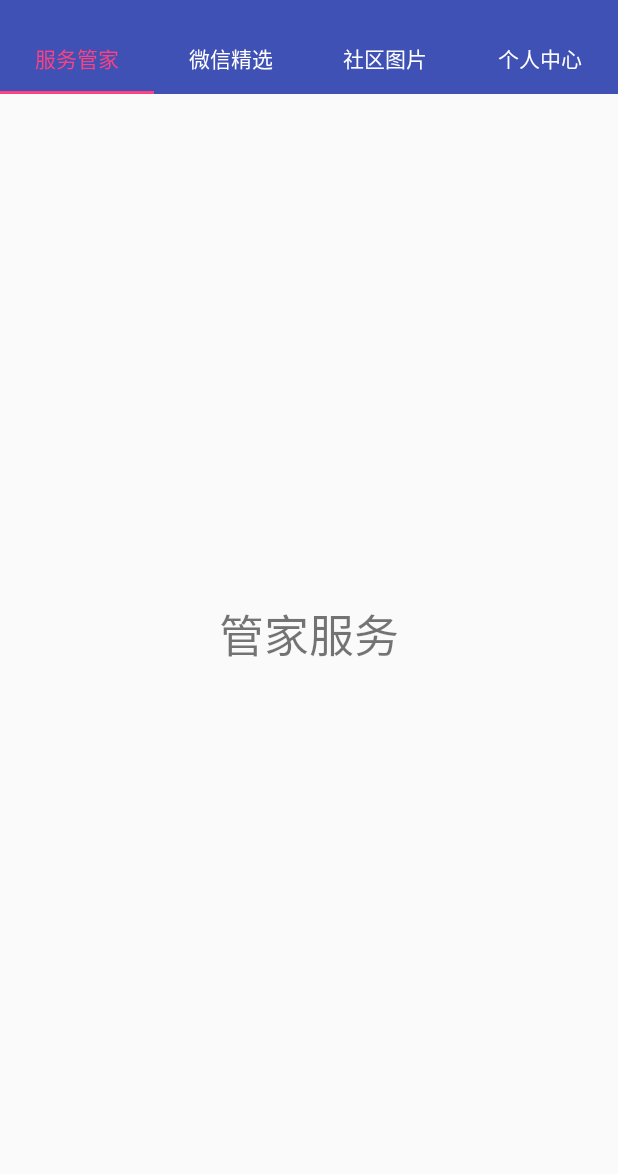
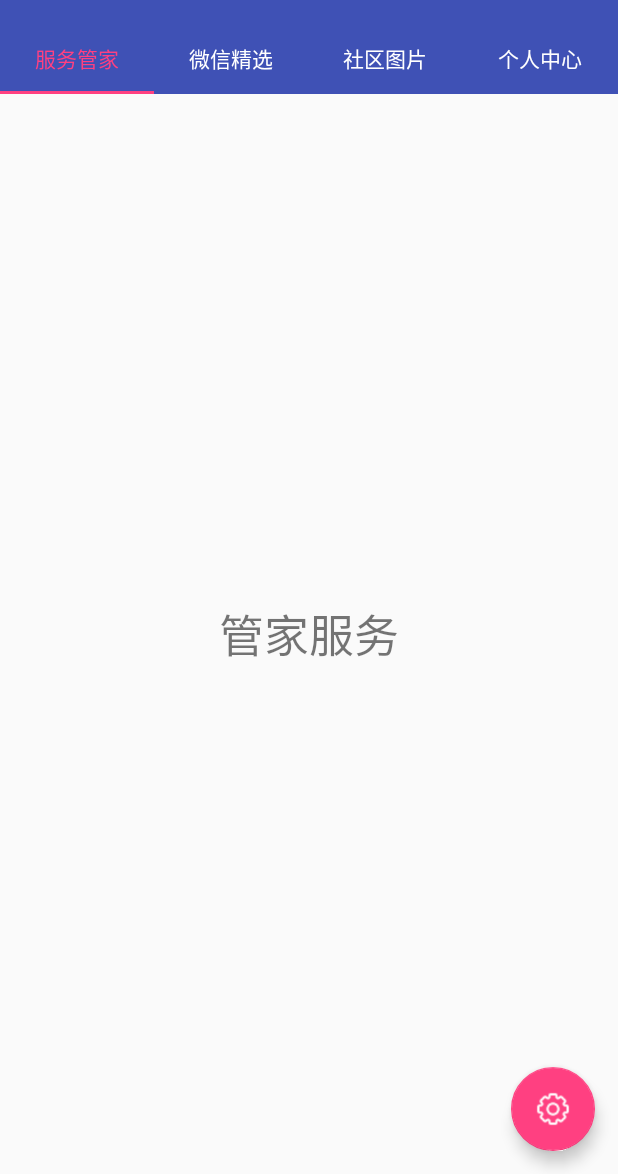
Before and after one commit to opooc/-Android, an Android app: the screen it shows after launch (MainActivity), on a phone screen of 412 x 824 dp, the part 62-1236 px from its top. Run offline under Robolectric (Android 15) with nearby library versions, the phone set to English and light mode, and no system bars.

Commit message:
1-5finished

```diff
--- a/shiXun_Smart/app/src/main/java/com/opooc/shixun_smart/MainActivity.java
+++ b/shiXun_Smart/app/src/main/java/com/opooc/shixun_smart/MainActivity.java
@@ -1,21 +1,25 @@
 package com.opooc.shixun_smart;
 
+import android.content.Intent;
 import android.os.Bundle;
+import android.support.design.widget.FloatingActionButton;
 import android.support.design.widget.TabLayout;
 import android.support.v4.app.Fragment;
 import android.support.v4.app.FragmentPagerAdapter;
 import android.support.v4.view.ViewPager;
 import android.support.v7.app.AppCompatActivity;
+import android.view.View;
 
 import com.opooc.shixun_smart.fragment.ButlerFragement;
 import com.opooc.shixun_smart.fragment.GirlFragement;
 import com.opooc.shixun_smart.fragment.UserFragement;
 import com.opooc.shixun_smart.fragment.WeChatFragement;
+import com.opooc.shixun_smart.ui.SettingActivity;
 
 import java.util.ArrayList;
 import java.util.List;
 
-public class MainActivity extends AppCompatActivity {
+public class MainActivity extends AppCompatActivity implements View.OnClickListener {
     //tabLayout
     private TabLayout mTabLayout;
     //viewPage
@@ -24,6 +28,8 @@ public class MainActivity extends AppCompatActivity {
     private List<Fragment> mFragment;
     //title
     private List<String> mTitle;
+    //悬浮
+    private FloatingActionButton fab_setting;
 
     @Override
     protected void onCreate(Bundle savedInstanceState) {
@@ -36,6 +42,12 @@ public class MainActivity extends AppCompatActivity {
         initData();
         initView();
     }
+
+
+
+
+
+
 
     private void initData() {
         mTitle = new ArrayList<>();
@@ -53,7 +65,20 @@ public class MainActivity extends AppCompatActivity {
 
     }
 
+
+
+
+
+
+
     private void initView() {
+
+        fab_setting = (FloatingActionButton) findViewById(R.id.fab_setting);
+        fab_setting.setOnClickListener(this);
+
+
+
+
         mTabLayout = (TabLayout) findViewById(R.id.mTabLayout);
         mViewPager = (ViewPager) findViewById(R.id.mViewPager);
 
@@ -81,4 +106,12 @@ public class MainActivity extends AppCompatActivity {
         mTabLayout.setupWithViewPager(mViewPager);
     }
 
+    @Override
+    public void onClick(View view) {
+        switch (view.getId()){
+            case R.id.fab_setting:
+                startActivity(new Intent(this, SettingActivity.class));
+                break;
+        }
+    }
 }
--- a/shiXun_Smart/app/src/main/java/com/opooc/shixun_smart/fragment/ButlerFragement.java
+++ b/shiXun_Smart/app/src/main/java/com/opooc/shixun_smart/fragment/ButlerFragement.java
@@ -15,7 +15,7 @@ import com.opooc.shixun_smart.R;
  *  Name:        ButlerFragement
  *  User:        opooc
  *  Creat_name:  2019/2/21 3:40 PM
- *  note:        Butler
+ *  note:        TODO
  */
 public class ButlerFragement extends Fragment{
 
--- a/shiXun_Smart/app/src/main/res/layout/activity_main.xml
+++ b/shiXun_Smart/app/src/main/res/layout/activity_main.xml
@@ -1,6 +1,10 @@
 <?xml version="1.0" encoding="utf-8"?>
-<LinearLayout xmlns:android="http://schemas.android.com/apk/res/android"
+<RelativeLayout xmlns:android="http://schemas.android.com/apk/res/android"
     xmlns:app="http://schemas.android.com/apk/res-auto"
+    android:layout_width="match_parent"
+    android:layout_height="match_parent">
+
+    <LinearLayout
         android:layout_width="match_parent"
         android:layout_height="match_parent"
         android:orientation="vertical">
@@ -21,6 +25,16 @@
             android:layout_width="match_parent"
             android:layout_height="0dp"
             android:layout_weight="1" />
+    </LinearLayout>
 
+    <android.support.design.widget.FloatingActionButton
+        android:id="@+id/fab_setting"
+        android:layout_width="wrap_content"
+        android:layout_height="wrap_content"
+        android:layout_alignParentBottom="true"
+        android:layout_alignParentRight="true"
+        android:layout_marginBottom="15dp"
+        android:layout_marginRight="15dp"
+        android:src="@drawable/icon_setting" />
 
-</LinearLayout>
+</RelativeLayout>
--- a/shiXun_Smart/app/src/main/res/values/strings.xml
+++ b/shiXun_Smart/app/src/main/res/values/strings.xml
@@ -1,3 +1,4 @@
 <resources>
     <string name="app_name">shiXun_Smart</string>
+    <string name="text_setting">设置</string>
 </resources>
```
Also changed, not shown: shiXun_Smart/app/src/main/AndroidManifest.xml (+7 -1 lines), shiXun_Smart/app/src/main/java/com/opooc/shixun_smart/ui/BaseActivity.java (+7 -3 lines), shiXun_Smart/app/src/main/java/com/opooc/shixun_smart/ui/SettingActivity.java (added, +21 -0 lines), shiXun_Smart/app/src/main/res/layout/actiity_setting.xml (added, +15 -0 lines), shiXun_Smart/app/src/main/res/drawable/icon_setting.png (added), 1 other file. Lines whose indentation alone changed are shown as unchanged.
